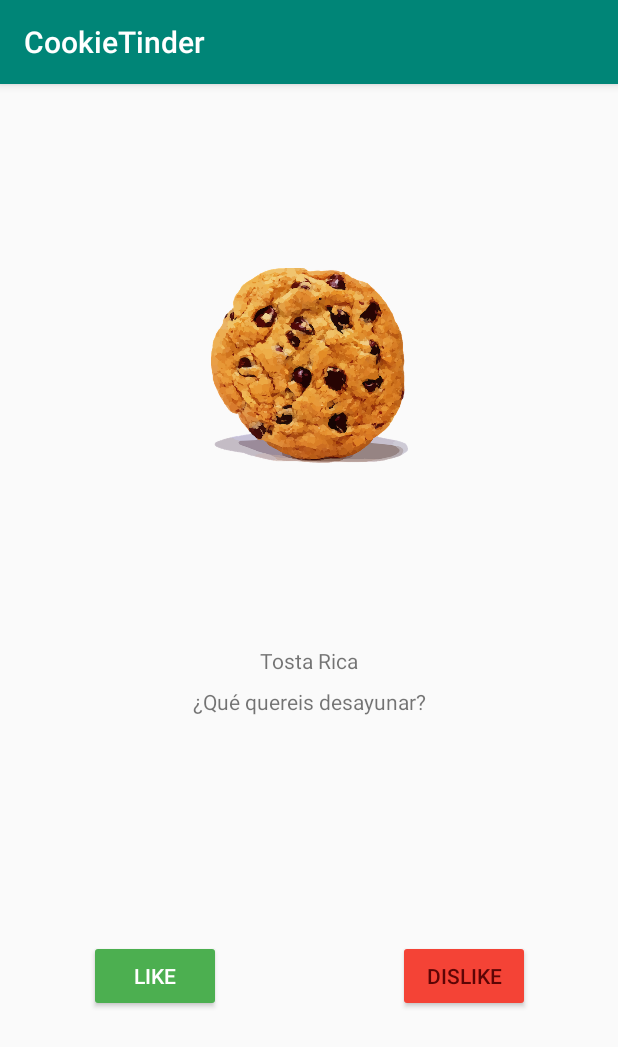
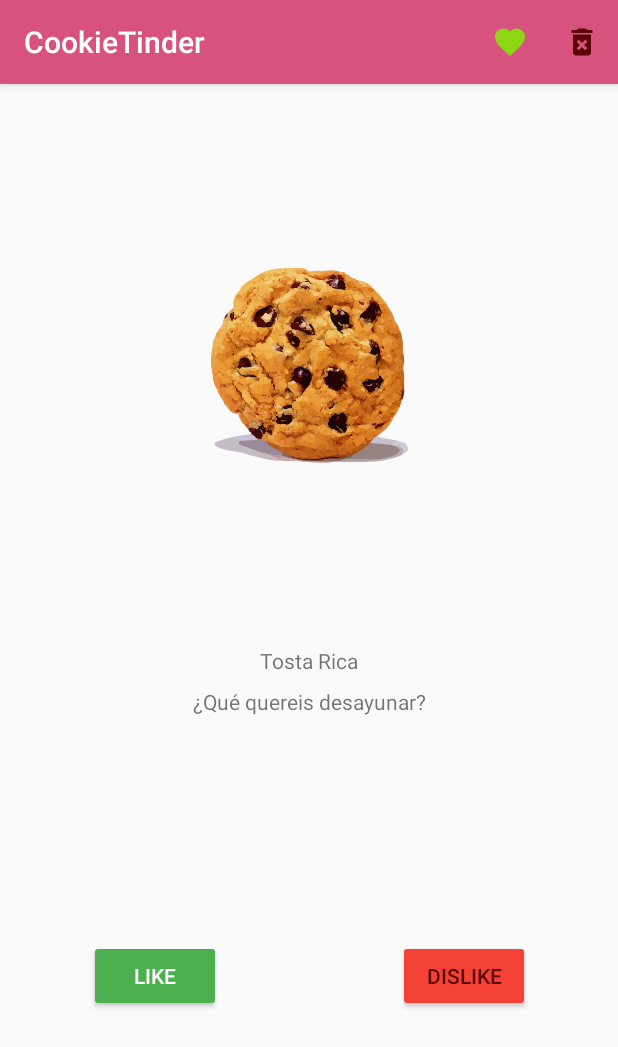
Before and after one commit to lgvalle/androidkotlinworkshop, an Android app: the screen it shows after launch (MainActivity), on a phone screen of 412 x 824 dp. Shown: the top 1047 px of the screen. Run offline under Robolectric (Android 15) with nearby library versions, the phone set to English and light mode, and no system bars.

Commit message:
Add menu buttons

```diff
--- a/app/src/main/AndroidManifest.xml
+++ b/app/src/main/AndroidManifest.xml
@@ -1,5 +1,6 @@
 <?xml version="1.0" encoding="utf-8"?>
 <manifest xmlns:android="http://schemas.android.com/apk/res/android"
+    xmlns:tools="http://schemas.android.com/tools"
     package="com.kotlinsevilla.cookietinder">
 
     <application
@@ -8,10 +9,8 @@
         android:label="@string/app_name"
         android:roundIcon="@mipmap/ic_launcher_round"
         android:supportsRtl="true"
-        android:theme="@style/AppTheme">
-        <activity
-            android:name=".Main2Activity"
-            android:label="@string/title_activity_main2"></activity>
+        android:theme="@style/AppTheme"
+        tools:ignore="GoogleAppIndexingWarning">
         <activity android:name=".LikedCookiesActivity" />
         <activity android:name=".MainActivity">
             <intent-filter>
--- a/app/src/main/java/com/kotlinsevilla/cookietinder/LikedCookiesActivity.kt
+++ b/app/src/main/java/com/kotlinsevilla/cookietinder/LikedCookiesActivity.kt
@@ -19,4 +19,6 @@ class LikedCookiesActivity : AppCompatActivity() {
             container.addView(textView)
         }
     }
+
+
 }
--- a/app/src/main/java/com/kotlinsevilla/cookietinder/MainActivity.kt
+++ b/app/src/main/java/com/kotlinsevilla/cookietinder/MainActivity.kt
@@ -1,6 +1,8 @@
 package com.kotlinsevilla.cookietinder
 
 import android.os.Bundle
+import android.view.Menu
+import android.view.MenuInflater
 import android.view.View
 import android.widget.ImageView
 import android.widget.TextView
@@ -18,6 +20,12 @@ class MainActivity : AppCompatActivity() {
         allCookies = CookieRepository.getAllCookies()
 
         loadNext()
+    }
+
+    override fun onCreateOptionsMenu(menu: Menu?): Boolean {
+        val inflater: MenuInflater = menuInflater
+        inflater.inflate(R.menu.main_menu, menu)
+        return true
     }
 
     fun onLike(view: View) {
--- /dev/null
+++ b/app/src/main/res/drawable/ic_disliked.xml
@@ -0,0 +1,9 @@
+<vector xmlns:android="http://schemas.android.com/apk/res/android"
+    android:width="24dp"
+    android:height="24dp"
+    android:viewportWidth="24"
+    android:viewportHeight="24">
+  <path
+      android:fillColor="@color/dislike"
+      android:pathData="M6,19c0,1.1 0.9,2 2,2h8c1.1,0 2,-0.9 2,-2L18,7L6,7v12zM8.46,11.88l1.41,-1.41L12,12.59l2.12,-2.12 1.41,1.41L13.41,14l2.12,2.12 -1.41,1.41L12,15.41l-2.12,2.12 -1.41,-1.41L10.59,14l-2.13,-2.12zM15.5,4l-1,-1h-5l-1,1L5,4v2h14L19,4z"/>
+</vector>
--- /dev/null
+++ b/app/src/main/res/drawable/ic_liked.xml
@@ -0,0 +1,9 @@
+<vector xmlns:android="http://schemas.android.com/apk/res/android"
+    android:width="24dp"
+    android:height="24dp"
+    android:viewportWidth="24"
+    android:viewportHeight="24">
+  <path
+      android:fillColor="#8cd614"
+      android:pathData="M12,21.35l-1.45,-1.32C5.4,15.36 2,12.28 2,8.5 2,5.42 4.42,3 7.5,3c1.74,0 3.41,0.81 4.5,2.09C13.09,3.81 14.76,3 16.5,3 19.58,3 22,5.42 22,8.5c0,3.78 -3.4,6.86 -8.55,11.54L12,21.35z"/>
+</vector>
--- a/app/src/main/res/layout/activity_main.xml
+++ b/app/src/main/res/layout/activity_main.xml
@@ -54,7 +54,7 @@
         android:layout_marginTop="8dp"
         android:layout_marginEnd="8dp"
         android:layout_marginBottom="8dp"
-        android:backgroundTint="#4CAF50"
+        android:backgroundTint="@color/like"
         android:onClick="onLike"
         android:text="Like"
         android:textColor="#FFFFFF"
@@ -74,7 +74,7 @@
         android:backgroundTint="#F44336"
         android:text="Dislike"
         android:onClick="onDislike"
-        android:textColor="#5C0505"
+        android:textColor="@color/dislike"
         app:layout_constraintBottom_toBottomOf="parent"
         app:layout_constraintEnd_toEndOf="parent"
         app:layout_constraintStart_toStartOf="@+id/guideline"
--- a/app/src/main/res/menu/main_menu.xml
+++ b/app/src/main/res/menu/main_menu.xml
@@ -4,13 +4,13 @@
 
     <item
         android:id="@+id/liked"
-        android:icon="@android:drawable/star_on"
+        android:icon="@drawable/ic_liked"
         android:title="Liked Cookies"
         app:showAsAction="always" />
 
     <item
         android:id="@+id/disliked"
-        android:icon="@android:drawable/star_off"
+        android:icon="@drawable/ic_disliked"
         android:title="Disliked Cookies"
         app:showAsAction="always" />
 
--- a/app/src/main/res/values/colors.xml
+++ b/app/src/main/res/values/colors.xml
@@ -1,6 +1,8 @@
 <?xml version="1.0" encoding="utf-8"?>
 <resources>
-    <color name="colorPrimary">#008577</color>
-    <color name="colorPrimaryDark">#00574B</color>
-    <color name="colorAccent">#D81B60</color>
+    <color name="colorPrimary">#D7537D</color>
+    <color name="colorPrimaryDark">#a21d51</color>
+    <color name="colorAccent">#d6c120</color>
+    <color name="dislike">#5C0505</color>
+    <color name="like">#4CAF50</color>
 </resources>
```
